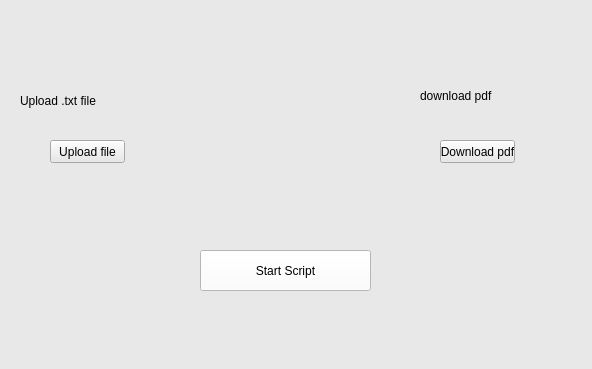
huzai786/eng-ez, file engez.ui: the form before one commit.
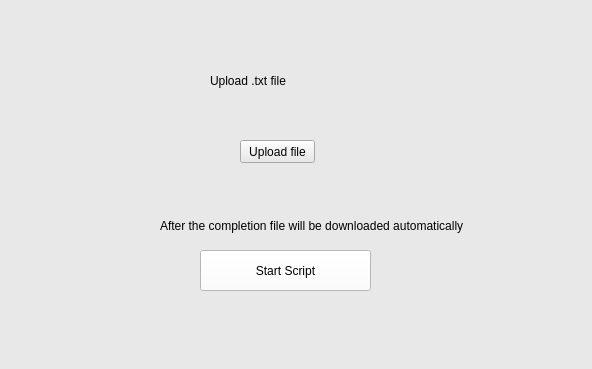
The form after the commit.

Diff of the .ui file:
```diff
--- a/engez.ui
+++ b/engez.ui
@@ -20,7 +20,7 @@
    <widget class="QPushButton" name="pushButton">
     <property name="geometry">
      <rect>
-      <x>50</x>
+      <x>240</x>
       <y>140</y>
       <width>75</width>
       <height>23</height>
@@ -30,27 +30,11 @@
      <string>Upload file</string>
     </property>
    </widget>
-   <widget class="QPushButton" name="pushButton_2">
-    <property name="geometry">
-     <rect>
-      <x>440</x>
-      <y>140</y>
-      <width>75</width>
-      <height>23</height>
-     </rect>
-    </property>
-    <property name="styleSheet">
-     <string notr="true"/>
-    </property>
-    <property name="text">
-     <string>Download pdf</string>
-    </property>
-   </widget>
    <widget class="QLabel" name="label_2">
     <property name="geometry">
      <rect>
-      <x>20</x>
-      <y>90</y>
+      <x>210</x>
+      <y>70</y>
       <width>151</width>
       <height>21</height>
      </rect>
@@ -62,23 +46,6 @@
      <string>Upload .txt file</string>
     </property>
    </widget>
-   <widget class="QLabel" name="label_3">
-    <property name="geometry">
-     <rect>
-      <x>420</x>
-      <y>70</y>
-      <width>151</width>
-      <height>51</height>
-     </rect>
-    </property>
-    <property name="styleSheet">
-     <string notr="true">font: 8pt &quot;Sitka Text&quot;;
-font: 18pt &quot;MS Shell Dlg 2&quot;;</string>
-    </property>
-    <property name="text">
-     <string>download pdf</string>
-    </property>
-   </widget>
    <widget class="QPushButton" name="pushButton_3">
     <property name="geometry">
      <rect>
@@ -96,6 +63,19 @@
      <string>Start Script</string>
     </property>
    </widget>
+   <widget class="QLabel" name="label">
+    <property name="geometry">
+     <rect>
+      <x>160</x>
+      <y>210</y>
+      <width>401</width>
+      <height>31</height>
+     </rect>
+    </property>
+    <property name="text">
+     <string>After the completion file will be downloaded automatically</string>
+    </property>
+   </widget>
   </widget>
   <widget class="QStatusBar" name="statusbar"/>
  </widget>
```
